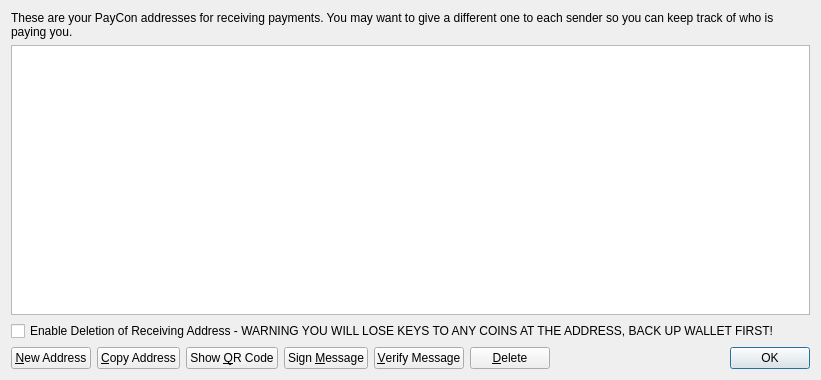
First picture: the form in src/qt/forms/addressbookpage.ui, repository prodigal-son/DigitalGold, before the edit.
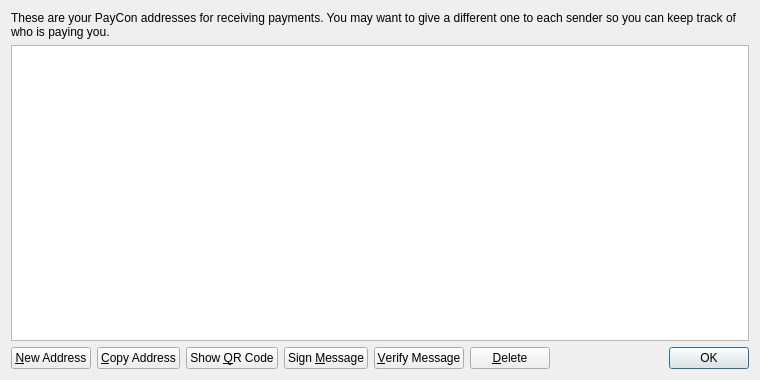
Second picture: the form after the edit. Icons and pictures are not drawn.

```diff
--- a/src/qt/forms/addressbookpage.ui
+++ b/src/qt/forms/addressbookpage.ui
@@ -6,7 +6,7 @@
    <rect>
     <x>0</x>
     <y>0</y>
-    <width>821</width>
+    <width>760</width>
     <height>380</height>
    </rect>
   </property>
@@ -38,9 +38,6 @@
      <property name="tabKeyNavigation">
       <bool>false</bool>
      </property>
-     <property name="alternatingRowColors">
-      <bool>true</bool>
-     </property>
      <property name="selectionMode">
       <enum>QAbstractItemView::SingleSelection</enum>
      </property>
@@ -55,13 +52,6 @@
      </attribute>
     </widget>
    </item>
-   <item>
-    <widget class="QCheckBox" name="deleteCheckBox">
-     <property name="text">
-      <string>Enable Deletion of Receiving Address - WARNING YOU WILL LOSE KEYS TO ANY COINS AT THE ADDRESS, BACK UP WALLET FIRST!</string>
-     </property>
-    </widget>
-   </item>
    <item>
     <layout class="QHBoxLayout" name="horizontalLayout">
      <item>
```
Left out of the diff: 24 changed lines with no effect on the pictures.
